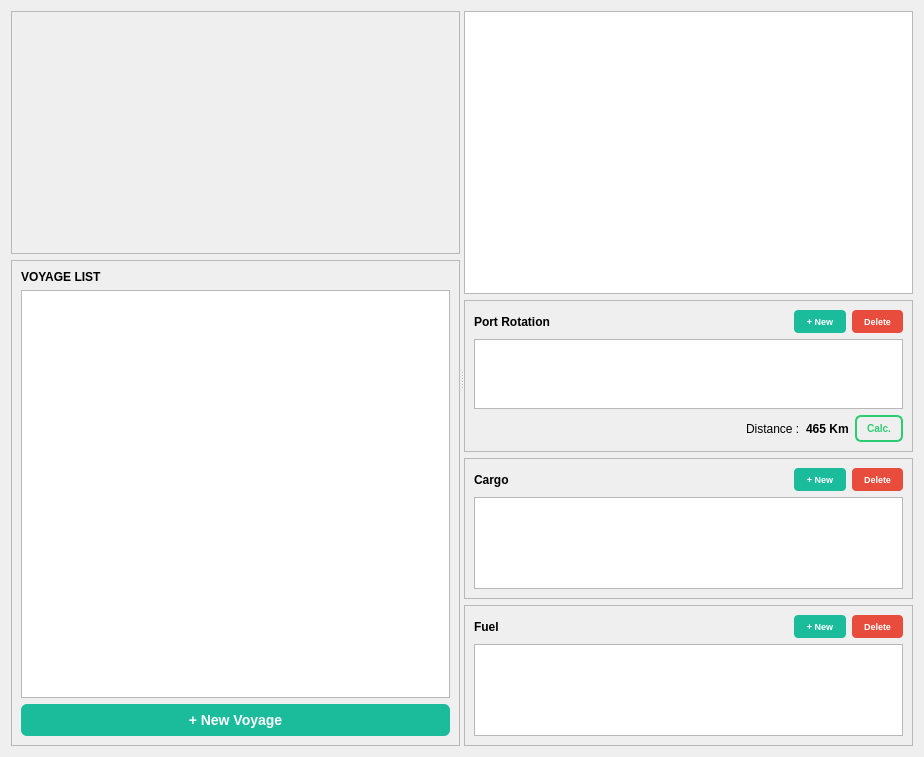
Before: the Qt Designer form src/ui/Pages/VoyagePlanningPage.ui in alviansm/S-Core, drawn with Qt 5.
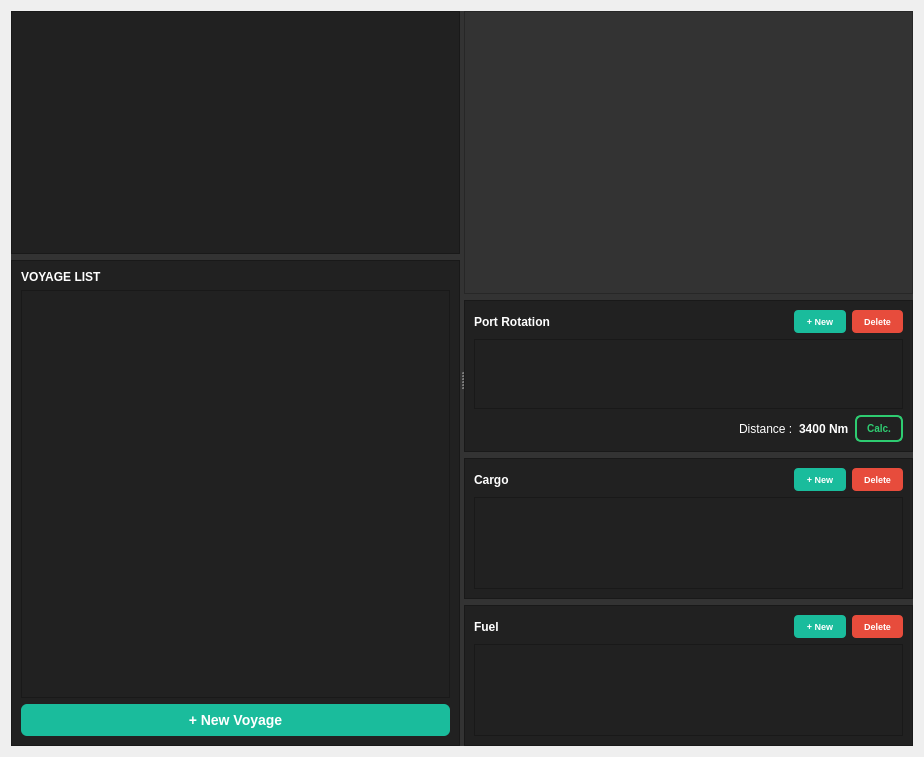
After: the same form once the commit is applied.

Commit message: add api connection technical page

Diff of the .ui file:
```diff
--- a/src/ui/Pages/VoyagePlanningPage.ui
+++ b/src/ui/Pages/VoyagePlanningPage.ui
@@ -16,6 +16,9 @@
   <layout class="QVBoxLayout" name="verticalLayout_8">
    <item>
     <widget class="QSplitter" name="splitter">
+     <property name="styleSheet">
+      <string notr="true">background-color:#333333;</string>
+     </property>
      <property name="orientation">
       <enum>Qt::Orientation::Horizontal</enum>
      </property>
@@ -23,6 +26,9 @@
       <layout class="QVBoxLayout" name="verticalLayout_6" stretch="5,10">
        <item>
         <widget class="QFrame" name="frame">
+         <property name="styleSheet">
+          <string notr="true">background-color:#212121;</string>
+         </property>
          <property name="frameShape">
           <enum>QFrame::Shape::StyledPanel</enum>
          </property>
@@ -38,6 +44,9 @@
        </item>
        <item>
         <widget class="QFrame" name="frame_2">
+         <property name="styleSheet">
+          <string notr="true">background-color : #212121;</string>
+         </property>
          <property name="frameShape">
           <enum>QFrame::Shape::StyledPanel</enum>
          </property>
@@ -52,6 +61,9 @@
               <bold>true</bold>
              </font>
             </property>
+            <property name="styleSheet">
+             <string notr="true">color:white;</string>
+            </property>
             <property name="text">
              <string>VOYAGE LIST</string>
             </property>
@@ -98,6 +110,9 @@
        </item>
        <item>
         <widget class="QFrame" name="frame_3">
+         <property name="styleSheet">
+          <string notr="true">background-color : #212121;</string>
+         </property>
          <property name="frameShape">
           <enum>QFrame::Shape::StyledPanel</enum>
          </property>
@@ -114,6 +129,9 @@
                 <bold>true</bold>
                </font>
               </property>
+              <property name="styleSheet">
+               <string notr="true">color:white;</string>
+              </property>
               <property name="text">
                <string>Port Rotation</string>
               </property>
@@ -206,6 +224,9 @@
             </item>
             <item>
              <widget class="QLabel" name="label_3">
+              <property name="styleSheet">
+               <string notr="true">color:white;</string>
+              </property>
               <property name="text">
                <string>Distance :</string>
               </property>
@@ -218,8 +239,11 @@
                 <bold>true</bold>
                </font>
               </property>
+              <property name="styleSheet">
+               <string notr="true">color:white;</string>
+              </property>
               <property name="text">
-               <string>465 Km</string>
+               <string>3400 Nm</string>
               </property>
              </widget>
             </item>
@@ -258,6 +282,9 @@
        </item>
        <item>
         <widget class="QFrame" name="frame_4">
+         <property name="styleSheet">
+          <string notr="true">background-color : #212121;</string>
+         </property>
          <property name="frameShape">
           <enum>QFrame::Shape::StyledPanel</enum>
          </property>
@@ -274,6 +301,9 @@
                 <bold>true</bold>
                </font>
               </property>
+              <property name="styleSheet">
+               <string notr="true">color:white;</string>
+              </property>
               <property name="text">
                <string>Cargo</string>
               </property>
@@ -354,6 +384,9 @@
        </item>
        <item>
         <widget class="QFrame" name="frame_5">
+         <property name="styleSheet">
+          <string notr="true">background-color : #212121;</string>
+         </property>
          <property name="frameShape">
           <enum>QFrame::Shape::StyledPanel</enum>
          </property>
@@ -370,6 +403,9 @@
                 <bold>true</bold>
                </font>
               </property>
+              <property name="styleSheet">
+               <string notr="true">color:white;</string>
+              </property>
               <property name="text">
                <string>Fuel</string>
               </property>
```
The commit also changes 6 other files.
